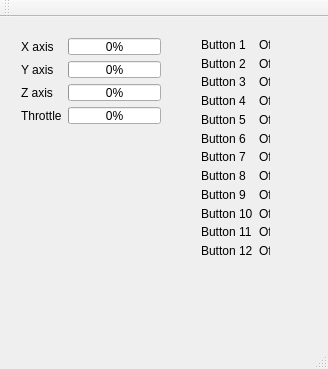
Old version of the form visual_joystick/mainwindow.ui in the repository Krismix1/visual-joystick.
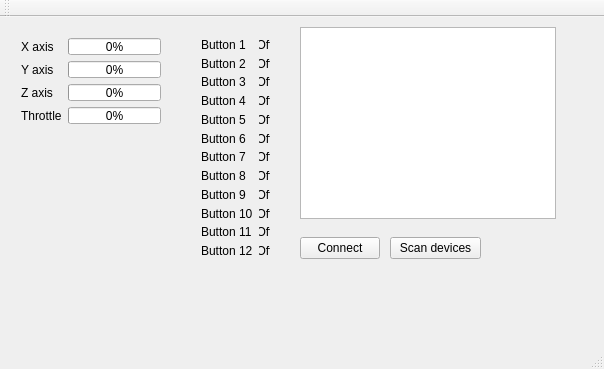
New version of the form. Icons and pictures are not drawn.

Commit message: Change GUI to display all connected devices and allow user to choose one

```diff
--- a/visual_joystick/mainwindow.ui
+++ b/visual_joystick/mainwindow.ui
@@ -6,7 +6,7 @@
    <rect>
     <x>0</x>
     <y>0</y>
-    <width>328</width>
+    <width>604</width>
     <height>369</height>
    </rect>
   </property>
@@ -119,6 +119,9 @@
        <property name="text">
         <string>Off</string>
        </property>
+       <property name="alignment">
+        <set>Qt::AlignCenter</set>
+       </property>
       </widget>
      </item>
      <item row="1" column="0">
@@ -203,6 +206,9 @@
        <property name="text">
         <string>Off</string>
        </property>
+       <property name="alignment">
+        <set>Qt::AlignCenter</set>
+       </property>
       </widget>
      </item>
      <item row="2" column="1">
@@ -210,6 +216,9 @@
        <property name="text">
         <string>Off</string>
        </property>
+       <property name="alignment">
+        <set>Qt::AlignCenter</set>
+       </property>
       </widget>
      </item>
      <item row="3" column="1">
@@ -217,6 +226,9 @@
        <property name="text">
         <string>Off</string>
        </property>
+       <property name="alignment">
+        <set>Qt::AlignCenter</set>
+       </property>
       </widget>
      </item>
      <item row="4" column="1">
@@ -224,6 +236,9 @@
        <property name="text">
         <string>Off</string>
        </property>
+       <property name="alignment">
+        <set>Qt::AlignCenter</set>
+       </property>
       </widget>
      </item>
      <item row="5" column="1">
@@ -231,6 +246,9 @@
        <property name="text">
         <string>Off</string>
        </property>
+       <property name="alignment">
+        <set>Qt::AlignCenter</set>
+       </property>
       </widget>
      </item>
      <item row="6" column="1">
@@ -238,6 +256,9 @@
        <property name="text">
         <string>Off</string>
        </property>
+       <property name="alignment">
+        <set>Qt::AlignCenter</set>
+       </property>
       </widget>
      </item>
      <item row="7" column="1">
@@ -245,6 +266,9 @@
        <property name="text">
         <string>Off</string>
        </property>
+       <property name="alignment">
+        <set>Qt::AlignCenter</set>
+       </property>
       </widget>
      </item>
      <item row="8" column="1">
@@ -252,6 +276,9 @@
        <property name="text">
         <string>Off</string>
        </property>
+       <property name="alignment">
+        <set>Qt::AlignCenter</set>
+       </property>
       </widget>
      </item>
      <item row="9" column="1">
@@ -259,6 +286,9 @@
        <property name="text">
         <string>Off</string>
        </property>
+       <property name="alignment">
+        <set>Qt::AlignCenter</set>
+       </property>
       </widget>
      </item>
      <item row="10" column="1">
@@ -266,6 +296,9 @@
        <property name="text">
         <string>Off</string>
        </property>
+       <property name="alignment">
+        <set>Qt::AlignCenter</set>
+       </property>
       </widget>
      </item>
      <item row="11" column="1">
@@ -273,6 +306,9 @@
        <property name="text">
         <string>Off</string>
        </property>
+       <property name="alignment">
+        <set>Qt::AlignCenter</set>
+       </property>
       </widget>
      </item>
     </layout>
@@ -412,6 +448,42 @@
      <string/>
     </property>
    </widget>
+   <widget class="QListWidget" name="listWidget">
+    <property name="geometry">
+     <rect>
+      <x>300</x>
+      <y>10</y>
+      <width>256</width>
+      <height>192</height>
+     </rect>
+    </property>
+   </widget>
+   <widget class="QPushButton" name="pushButton">
+    <property name="geometry">
+     <rect>
+      <x>300</x>
+      <y>220</y>
+      <width>80</width>
+      <height>22</height>
+     </rect>
+    </property>
+    <property name="text">
+     <string>Connect</string>
+    </property>
+   </widget>
+   <widget class="QPushButton" name="pushButton_2">
+    <property name="geometry">
+     <rect>
+      <x>390</x>
+      <y>220</y>
+      <width>91</width>
+      <height>22</height>
+     </rect>
+    </property>
+    <property name="text">
+     <string>Scan devices</string>
+    </property>
+   </widget>
   </widget>
   <widget class="QMenuBar" name="menuBar">
    <property name="geometry">
```
Left out of the diff: 2 changed lines with no effect on the pictures. The commit also changes 4 other files.
